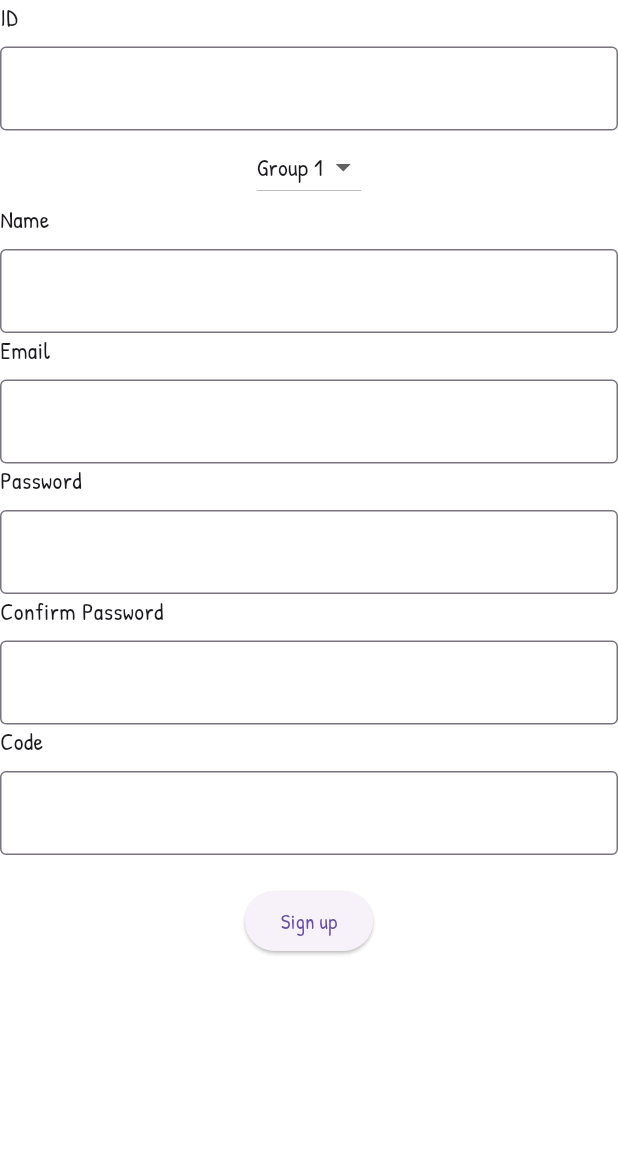
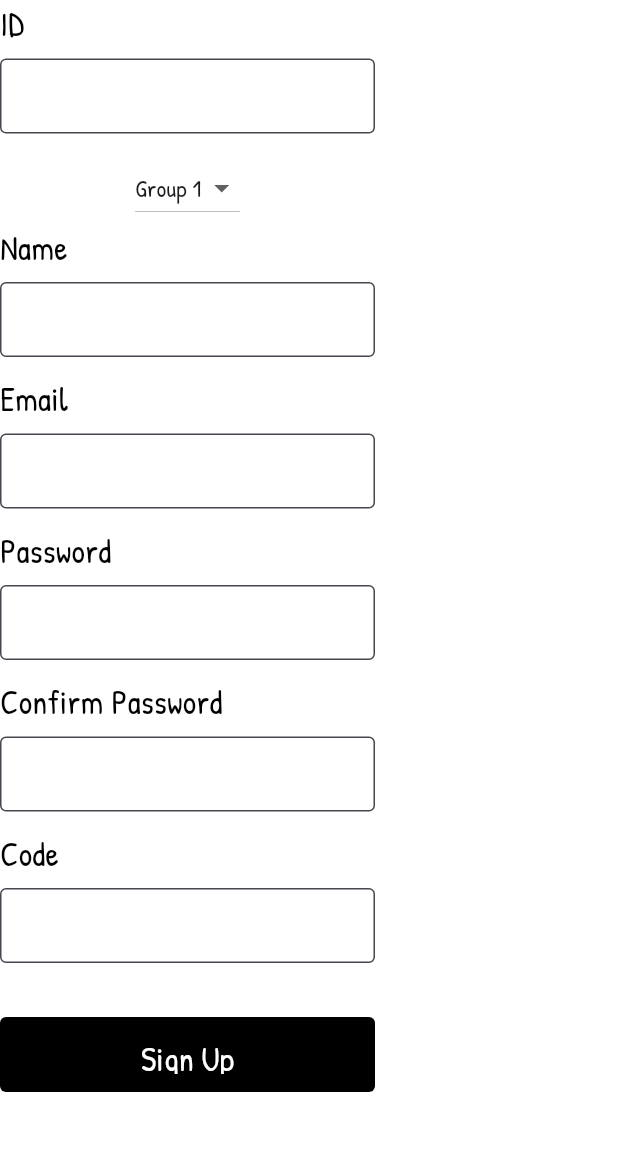
Before and after one commit to Nymmpy/nymmp_front, a Flutter app: the screen it shows after launch, after a tap on "Create an Account", on a phone screen of 412 x 824 dp, the part 84-1235 px from its top. Run offline on Flutter 3.47's test engine with Material 3 defaults, Android fonts, the phone set to English and light mode, and no system bars; our stand-ins replace flutter_svg.

Commit message:
fix: 텍스트 박스 디자인 수정
텍스트 박스 규격을 버튼과 동일하게 수정하고 페이지별로 적용

```diff
--- a/lib/components/custom_text_field.dart
+++ b/lib/components/custom_text_field.dart
@@ -5,7 +5,7 @@ class CustomTextField extends StatelessWidget {
   final TextEditingController controller;
   final bool obscureText;
   final TextInputType keyboardType;
-  final String hintText; // 힌트 텍스트 추가
+  final String hintText;
 
   CustomTextField({
     required this.label,
@@ -17,24 +17,46 @@ class CustomTextField extends StatelessWidget {
 
   @override
   Widget build(BuildContext context) {
-    return Column(
+    return Padding(
+      padding: const EdgeInsets.only(
+          bottom: 12), // Consistent spacing between fields
+      child: Column(
         crossAxisAlignment: CrossAxisAlignment.start,
         children: [
           Text(
             label,
-          style: TextStyle(fontSize: 16, fontWeight: FontWeight.w400),
+            style: TextStyle(
+                fontSize: 22, fontWeight: FontWeight.w400, color: Colors.black),
           ),
           SizedBox(height: 8),
-        TextField(
+          Container(
+            width: 250, // Matching width with CustomButton
+            height: 50, // Matching height with CustomButton
+            child: TextField(
               controller: controller,
-          decoration: InputDecoration(
-            border: OutlineInputBorder(),
-            hintText: hintText, // 힌트 텍스트 사용
-          ),
               obscureText: obscureText,
               keyboardType: keyboardType,
+              decoration: InputDecoration(
+                hintText: hintText,
+                border: OutlineInputBorder(
+                  borderRadius: BorderRadius.circular(4), // Rounded corners
+                  borderSide:
+                      BorderSide(color: Colors.black, width: 1), // Border style
+                ),
+                contentPadding: EdgeInsets.symmetric(
+                    horizontal: 24,
+                    vertical: 12), // Inner padding to match button
+                filled: true,
+                fillColor: Colors.white, // Background color
+              ),
+              style: TextStyle(
+                fontSize: 22, // Font size matching button text
+                color: Colors.black, // Text color
+              ),
+            ),
           ),
         ],
+      ),
     );
   }
 }
--- a/lib/components/sign_up_form.dart
+++ b/lib/components/sign_up_form.dart
@@ -3,6 +3,7 @@ import 'custom_text_field.dart'; // 커스텀 텍스트 필드 임포트
 import 'package:http/http.dart' as http;
 import 'dart:convert';
 import '../utils/api_service.dart';
+import 'custom_button.dart';
 
 class SignUpForm extends StatefulWidget {
   @override
@@ -84,12 +85,12 @@ class _SignUpFormState extends State<SignUpForm> {
             controller: confirmPasswordController,
             obscureText: true),
         CustomTextField(label: 'Code', controller: codeController),
-        SizedBox(height: 20),
+        SizedBox(height: 24),
         isLoading
             ? CircularProgressIndicator()
-            : ElevatedButton(
+            : CustomButton(
+                text: 'Sign Up',
                 onPressed: signUp,
-                child: Text('Sign up'),
               ),
       ],
     );
--- a/lib/pages/home_page.dart
+++ b/lib/pages/home_page.dart
@@ -1,4 +1,5 @@
 import 'package:flutter/material.dart';
+import '../components/custom_button.dart';
 
 class HomePage extends StatelessWidget {
   @override
@@ -9,13 +10,13 @@ class HomePage extends StatelessWidget {
         child: Column(
           mainAxisAlignment: MainAxisAlignment.center,
           children: <Widget>[
-            ElevatedButton(
+            CustomButton(
+              text: 'Sign In',
               onPressed: () => Navigator.pushNamed(context, '/login'),
-              child: Text('Sign In'),
             ),
-            ElevatedButton(
+            CustomButton(
+              text: 'Create an Account',
               onPressed: () => Navigator.pushNamed(context, '/signup'),
-              child: Text('Create an Account'),
             ),
           ],
         ),
```
Lines whose indentation alone changed are shown as unchanged.
